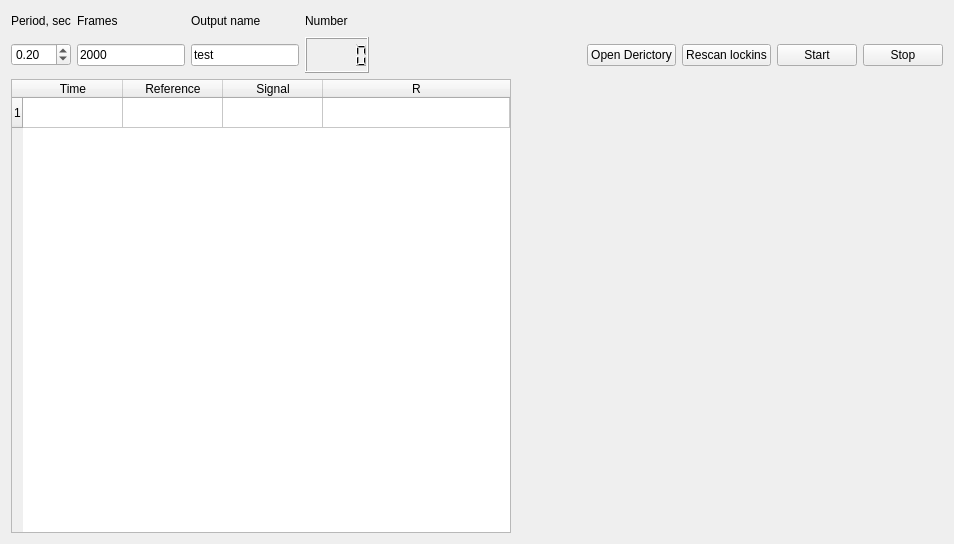
Above: mainwindow.ui from Nikita-Presnov/Qlockin before the change. Below: the same form after it.
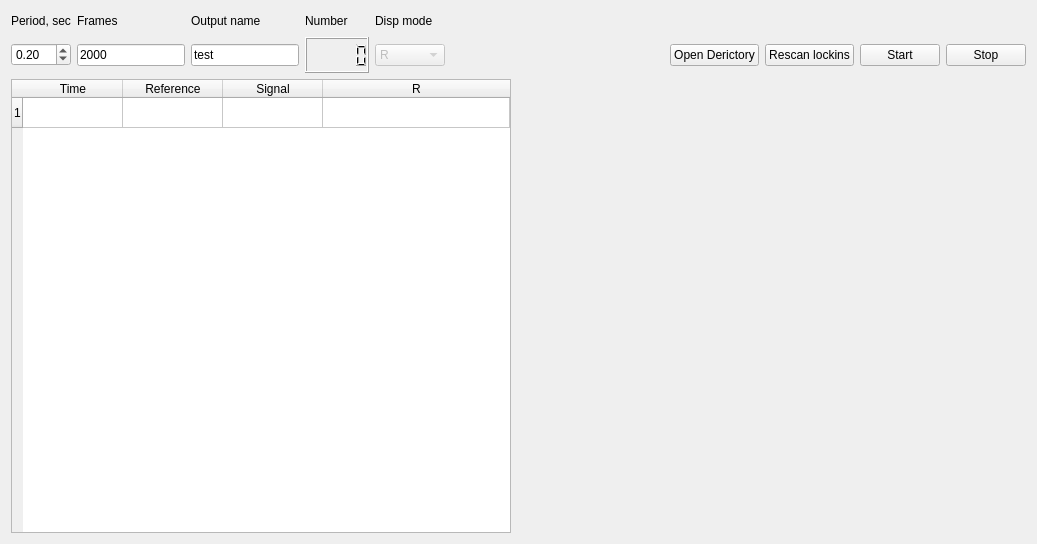
That is the form after the change. Custom widgets are drawn as their Qt base class.

```diff
--- a/mainwindow.ui
+++ b/mainwindow.ui
@@ -6,7 +6,7 @@
    <rect>
     <x>0</x>
     <y>0</y>
-    <width>954</width>
+    <width>1037</width>
     <height>544</height>
    </rect>
   </property>
@@ -15,6 +15,25 @@
   </property>
   <widget class="QWidget" name="centralWidget">
    <layout class="QGridLayout" name="gridLayout_2">
+    <item row="3" column="1">
+     <widget class="QwtPlot" name="qwtPlot_reference_signal">
+      <property name="sizePolicy">
+       <sizepolicy hsizetype="Expanding" vsizetype="Expanding">
+        <horstretch>0</horstretch>
+        <verstretch>0</verstretch>
+       </sizepolicy>
+      </property>
+      <property name="canvasBackground">
+       <brush brushstyle="SolidPattern">
+        <color alpha="255">
+         <red>255</red>
+         <green>255</green>
+         <blue>255</blue>
+        </color>
+       </brush>
+      </property>
+     </widget>
+    </item>
     <item row="0" column="0" colspan="2">
      <layout class="QGridLayout" name="gridLayout">
       <item row="0" column="1">
@@ -72,6 +91,19 @@
         </property>
        </widget>
       </item>
+      <item row="1" column="8">
+       <widget class="QPushButton" name="start_botton">
+        <property name="sizePolicy">
+         <sizepolicy hsizetype="Minimum" vsizetype="Fixed">
+          <horstretch>0</horstretch>
+          <verstretch>0</verstretch>
+         </sizepolicy>
+        </property>
+        <property name="text">
+         <string>Start</string>
+        </property>
+       </widget>
+      </item>
       <item row="0" column="2">
        <widget class="QLabel" name="label_2">
         <property name="sizePolicy">
@@ -95,7 +127,7 @@
         </property>
        </widget>
       </item>
-      <item row="1" column="8">
+      <item row="1" column="9">
        <widget class="QPushButton" name="stop_botton">
         <property name="sizePolicy">
          <sizepolicy hsizetype="Minimum" vsizetype="Fixed">
@@ -115,7 +147,7 @@
         </property>
        </widget>
       </item>
-      <item row="1" column="5">
+      <item row="1" column="6">
        <widget class="QPushButton" name="dir_button">
         <property name="text">
          <string>Open Derictory</string>
@@ -125,7 +157,7 @@
       <item row="1" column="1">
        <widget class="QLineEdit" name="numer_frame">
         <property name="sizePolicy">
-         <sizepolicy hsizetype="Fixed" vsizetype="Fixed">
+         <sizepolicy hsizetype="Minimum" vsizetype="Fixed">
           <horstretch>0</horstretch>
           <verstretch>0</verstretch>
          </sizepolicy>
@@ -135,14 +167,14 @@
         </property>
        </widget>
       </item>
-      <item row="1" column="6">
+      <item row="1" column="7">
        <widget class="QPushButton" name="rescan_button">
         <property name="text">
          <string>Rescan lockins</string>
         </property>
        </widget>
       </item>
-      <item row="0" column="4">
+      <item row="0" column="5">
        <spacer name="horizontalSpacer">
         <property name="orientation">
          <enum>Qt::Horizontal</enum>
@@ -168,22 +200,33 @@
         </property>
        </widget>
       </item>
-      <item row="1" column="7">
-       <widget class="QPushButton" name="start_botton">
-        <property name="sizePolicy">
-         <sizepolicy hsizetype="Minimum" vsizetype="Fixed">
-          <horstretch>0</horstretch>
-          <verstretch>0</verstretch>
-         </sizepolicy>
+      <item row="1" column="4">
+       <widget class="QComboBox" name="comboBox">
+        <property name="enabled">
+         <bool>false</bool>
         </property>
+        <item>
+         <property name="text">
+          <string>R</string>
+         </property>
+        </item>
+        <item>
+         <property name="text">
+          <string>Nolinar</string>
+         </property>
+        </item>
+       </widget>
+      </item>
+      <item row="0" column="4">
+       <widget class="QLabel" name="label_4">
         <property name="text">
-         <string>Start</string>
+         <string>Disp mode</string>
         </property>
        </widget>
       </item>
      </layout>
     </item>
-    <item row="1" column="0" rowspan="2">
+    <item row="1" column="0" rowspan="3">
      <widget class="QTableWidget" name="tableWidget">
       <property name="sizePolicy">
        <sizepolicy hsizetype="Minimum" vsizetype="Expanding">
@@ -250,27 +293,8 @@
       </column>
      </widget>
     </item>
-    <item row="1" column="1">
-     <widget class="QwtPlot" name="qwtPlot_reference_r">
-      <property name="sizePolicy">
-       <sizepolicy hsizetype="Expanding" vsizetype="Expanding">
-        <horstretch>0</horstretch>
-        <verstretch>0</verstretch>
-       </sizepolicy>
-      </property>
-      <property name="canvasBackground">
-       <brush brushstyle="SolidPattern">
-        <color alpha="255">
-         <red>255</red>
-         <green>255</green>
-         <blue>255</blue>
-        </color>
-       </brush>
-      </property>
-     </widget>
-    </item>
     <item row="2" column="1">
-     <widget class="QwtPlot" name="qwtPlot_reference_signal">
+     <widget class="QwtPlot" name="qwtPlot_reference_r">
       <property name="sizePolicy">
        <sizepolicy hsizetype="Expanding" vsizetype="Expanding">
         <horstretch>0</horstretch>
```
